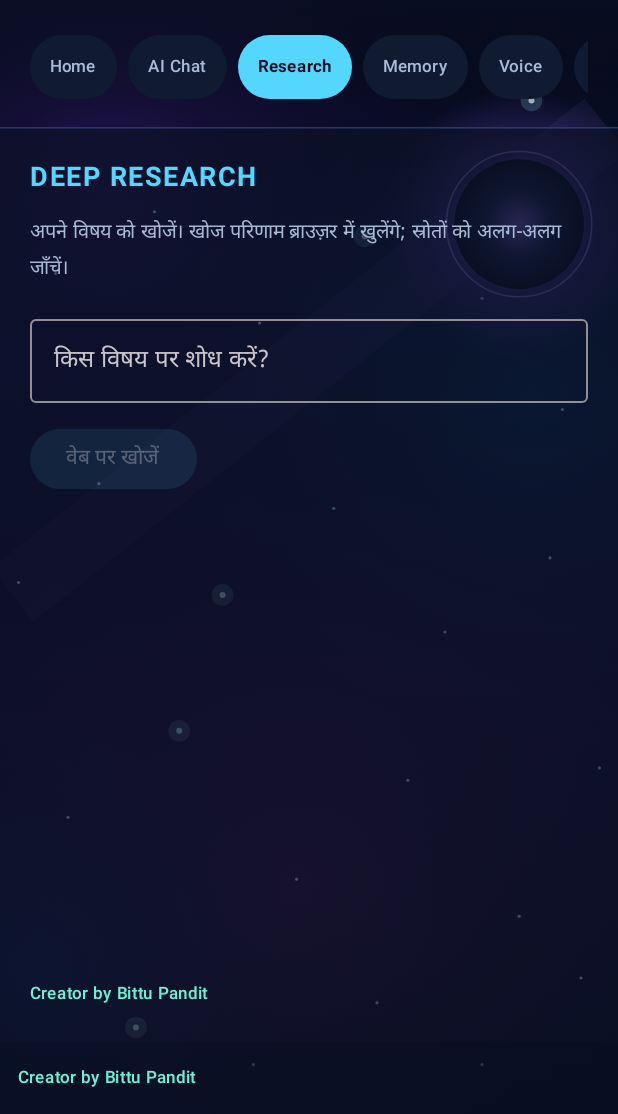
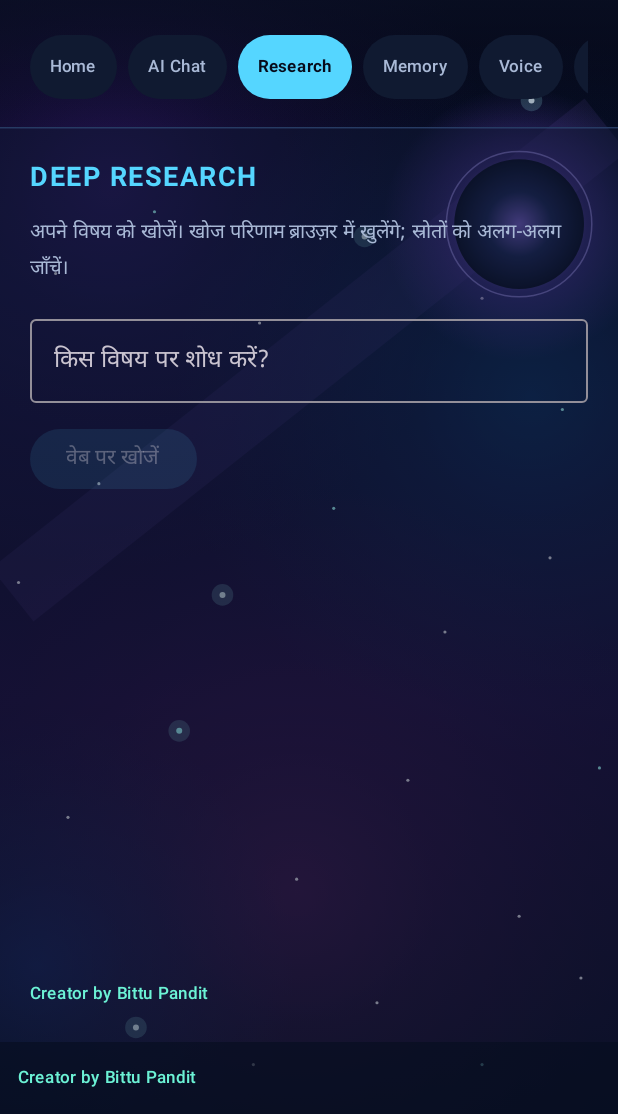
Before and after one commit to egalego-sudo/AstraQuantum-AI, an Android app built with Jetpack Compose: the screen it shows after launch (MainActivity), after a tap on "Research", on a phone screen of 412 x 824 dp, the part 122-1236 px from its top. Run offline under Robolectric (Android 15) with nearby library versions, the phone set to English and light mode, and no system bars; 2 other taps on this screen came first.

Commit message:
Expose nebula artwork through translucent glass surfaces

```diff
--- a/app/src/main/java/com/bittupandit/astraquantumai/MainActivity.kt
+++ b/app/src/main/java/com/bittupandit/astraquantumai/MainActivity.kt
@@ -171,7 +171,7 @@ private fun AstraApp(
     Box(Modifier.fillMaxSize().background(Brush.verticalGradient(listOf(Color(0xFF02030D), Color(0xFF080D27), Color(0xFF170A32), Color(0xFF050B1B))))) {
         CosmicNebulaBackground(Modifier.fillMaxSize())
         Column(Modifier.fillMaxSize()) {
-        Column(Modifier.fillMaxWidth().background(Brush.verticalGradient(listOf(Color(0xE6101834), Color(0xB30A1025), Color.Transparent))).padding(horizontal = 20.dp, vertical = 16.dp)) {
+        Column(Modifier.fillMaxWidth().background(Brush.verticalGradient(listOf(Color(0xC9101834), Color(0xB30A1025), Color.Transparent))).padding(horizontal = 20.dp, vertical = 16.dp)) {
             Row(verticalAlignment = Alignment.CenterVertically) {
                 Box(Modifier.size(38.dp).clip(RoundedCornerShape(12.dp)).background(white), contentAlignment = Alignment.Center) {
                     Text("A", color = ink, fontWeight = FontWeight.Black, fontSize = 24.sp)
@@ -206,7 +206,7 @@ private fun AstraApp(
                 Column(Modifier.weight(1f).fillMaxWidth().background(Color.Transparent).verticalScroll(rememberScrollState()).padding(18.dp)) {
                     Text("YOUR INTELLIGENCE SPACE", color = mint, fontSize = 10.sp, fontWeight = FontWeight.Bold, letterSpacing = 2.sp)
                     Spacer(Modifier.height(12.dp))
-                    Card(colors = CardDefaults.cardColors(containerColor = Color(0xB31A2B4D)), shape = RoundedCornerShape(24.dp), modifier = Modifier.fillMaxWidth()) {
+                    Card(colors = CardDefaults.cardColors(containerColor = Color(0x991A2B4D)), shape = RoundedCornerShape(24.dp), modifier = Modifier.fillMaxWidth()) {
                         Column(Modifier.padding(18.dp)) {
                             Row(verticalAlignment = Alignment.CenterVertically) {
                                 Column(Modifier.weight(1f)) {
@@ -253,7 +253,7 @@ private fun AstraApp(
                         modules.chunked(2).forEach { pair ->
                             Row(horizontalArrangement = Arrangement.spacedBy(8.dp)) {
                                 pair.forEach { module ->
-                                    Card(onClick = { page = module.title }, modifier = Modifier.weight(1f), colors = CardDefaults.cardColors(containerColor = Color(0xB3101A31)), shape = RoundedCornerShape(16.dp)) {
+                                    Card(onClick = { page = module.title }, modifier = Modifier.weight(1f), colors = CardDefaults.cardColors(containerColor = Color(0x88101A31)), shape = RoundedCornerShape(16.dp)) {
                                         Column(Modifier.padding(13.dp)) {
                                             Text(module.symbol, color = white, fontSize = 23.sp, fontWeight = FontWeight.Bold)
                                             Spacer(Modifier.height(8.dp))
@@ -281,7 +281,7 @@ private fun AstraApp(
                     LazyColumn(Modifier.weight(1f).fillMaxWidth(), verticalArrangement = Arrangement.spacedBy(10.dp), contentPadding = PaddingValues(vertical = 10.dp)) {
                         items(chat) { item ->
                             val isAi = item.from == "ASTRA"
-                            Card(colors = CardDefaults.cardColors(containerColor = if (isAi) Color(0xCC202D50) else Color(0xCC123A52)), shape = RoundedCornerShape(17.dp), modifier = Modifier.fillMaxWidth()) {
+                            Card(colors = CardDefaults.cardColors(containerColor = if (isAi) Color(0xA6202D50) else Color(0xA6123A52)), shape = RoundedCornerShape(17.dp), modifier = Modifier.fillMaxWidth()) {
                                 Column(Modifier.padding(14.dp)) {
                                     Text(if (isAi) "✳  ASTRA" else "YOU", color = if (isAi) white else muted, fontSize = 10.sp, fontWeight = FontWeight.Bold, letterSpacing = 1.sp)
                                     Spacer(Modifier.height(7.dp))
@@ -301,7 +301,7 @@ private fun AstraApp(
                         colors = OutlinedTextFieldDefaults.colors(
                             focusedTextColor = white, unfocusedTextColor = white,
                             focusedBorderColor = white, unfocusedBorderColor = line,
-                            cursorColor = white, focusedContainerColor = Color(0xE6101834), unfocusedContainerColor = Color(0xCC101A31)
+                            cursorColor = white, focusedContainerColor = Color(0xC9101834), unfocusedContainerColor = Color(0x99101A31)
                         )
                     )
                     Spacer(Modifier.height(8.dp))
@@ -458,7 +458,7 @@ private fun CosmicNebulaBackground(modifier: Modifier = Modifier) {
 
 @Composable
 private fun ColumnScope.SimplePage(title: String, description: String, content: @Composable ColumnScope.() -> Unit) {
-    Column(Modifier.weight(1f).fillMaxWidth().background(Color(0xB30B1226)).verticalScroll(rememberScrollState()).padding(20.dp), verticalArrangement = Arrangement.spacedBy(13.dp)) {
+    Column(Modifier.weight(1f).fillMaxWidth().background(Color(0x78101834)).verticalScroll(rememberScrollState()).padding(20.dp), verticalArrangement = Arrangement.spacedBy(13.dp)) {
         Text(title, color = white, fontSize = 18.sp, fontWeight = FontWeight.Bold, letterSpacing = 1.sp)
         Text(description, color = muted, fontSize = 13.sp)
         content()
```
